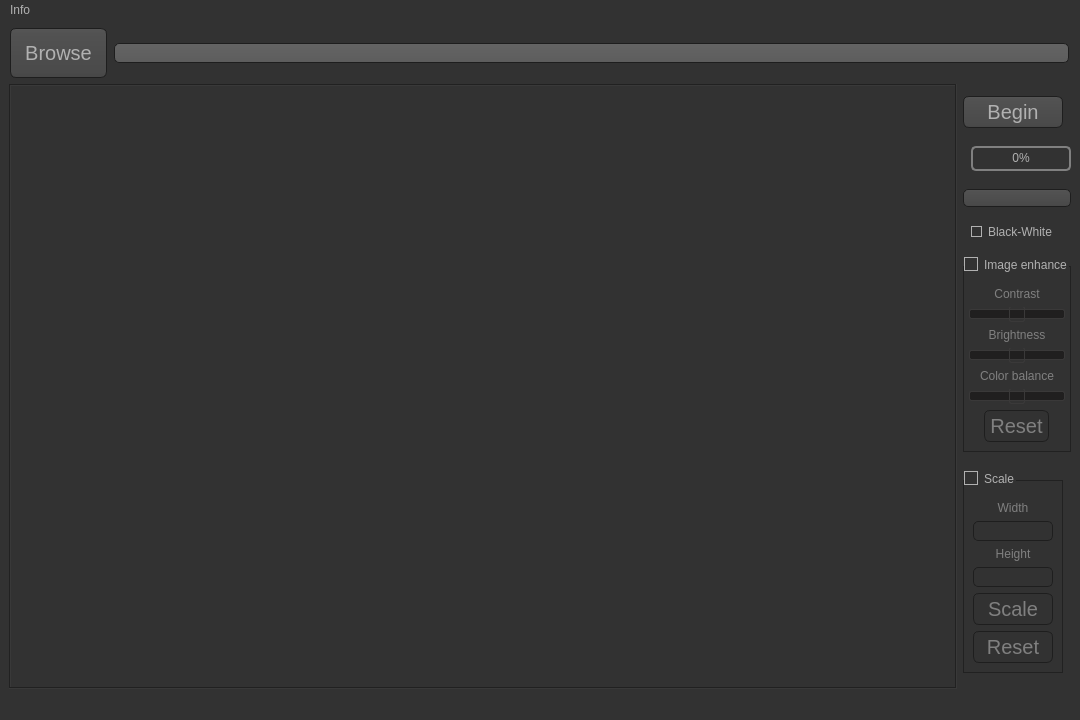
Paikerite/Text-finder, file text_finder_search.ui: the form before one commit.
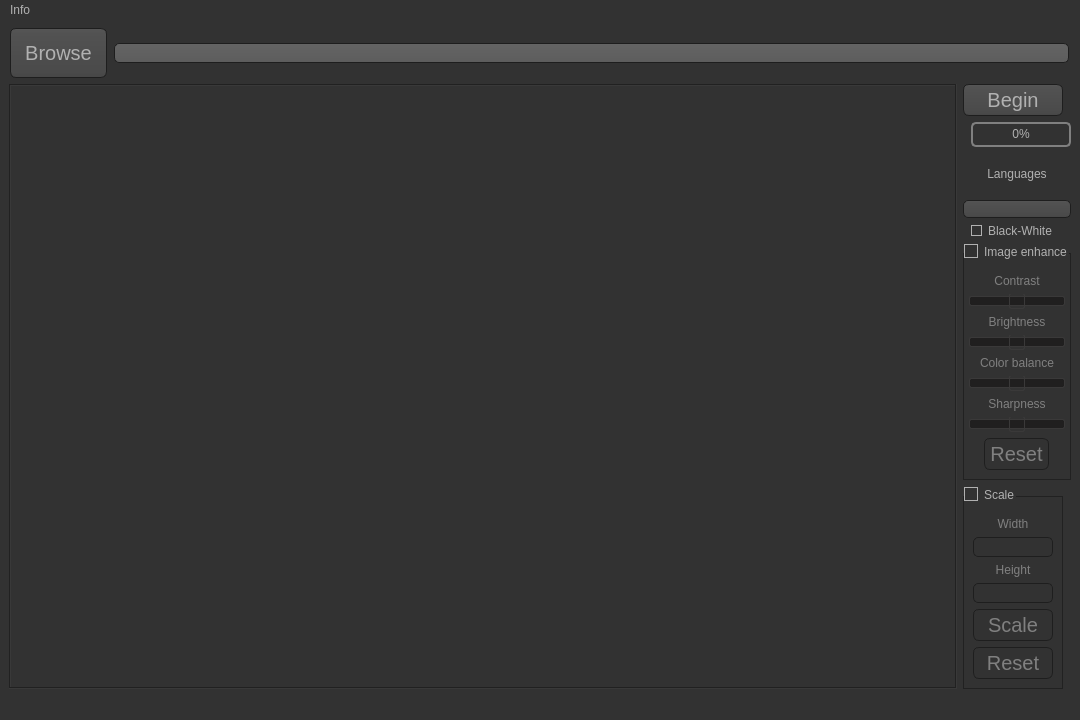
The form after the commit. Icons and pictures are not drawn.

Diff of the .ui file:
```diff
--- a/text_finder_search.ui
+++ b/text_finder_search.ui
@@ -797,6 +797,16 @@
           </property>
          </widget>
         </item>
+        <item>
+         <widget class="QLabel" name="label_for_language">
+          <property name="text">
+           <string>Languages</string>
+          </property>
+          <property name="alignment">
+           <set>Qt::AlignCenter</set>
+          </property>
+         </widget>
+        </item>
         <item>
          <widget class="QComboBox" name="comboBox">
           <property name="editable">
@@ -858,7 +868,10 @@
           <property name="checked">
            <bool>false</bool>
           </property>
-          <layout class="QVBoxLayout" name="verticalLayout_6">
+          <layout class="QVBoxLayout" name="verticalLayout_6" stretch="0,0,0,0,0,0,0,0,0">
+           <property name="sizeConstraint">
+            <enum>QLayout::SetDefaultConstraint</enum>
+           </property>
            <property name="leftMargin">
             <number>5</number>
            </property>
@@ -901,11 +914,14 @@
                <height>22</height>
               </size>
              </property>
+             <property name="minimum">
+              <number>-100</number>
+             </property>
              <property name="maximum">
-              <number>20</number>
+              <number>100</number>
              </property>
              <property name="value">
-              <number>10</number>
+              <number>0</number>
              </property>
              <property name="orientation">
               <enum>Qt::Horizontal</enum>
@@ -924,11 +940,14 @@
            </item>
            <item>
             <widget class="QSlider" name="horizontalSlider_brightness">
+             <property name="minimum">
+              <number>-100</number>
+             </property>
              <property name="maximum">
-              <number>20</number>
+              <number>100</number>
              </property>
              <property name="value">
-              <number>10</number>
+              <number>0</number>
              </property>
              <property name="orientation">
               <enum>Qt::Horizontal</enum>
@@ -947,11 +966,43 @@
            </item>
            <item>
             <widget class="QSlider" name="horizontalSlider_color_blalance">
+             <property name="minimum">
+              <number>-100</number>
+             </property>
              <property name="maximum">
-              <number>20</number>
+              <number>100</number>
              </property>
              <property name="value">
-              <number>10</number>
+              <number>0</number>
+             </property>
+             <property name="orientation">
+              <enum>Qt::Horizontal</enum>
+             </property>
+            </widget>
+           </item>
+           <item>
+            <widget class="QLabel" name="label_for_sharpness">
+             <property name="text">
+              <string>Sharpness</string>
+             </property>
+             <property name="textFormat">
+              <enum>Qt::AutoText</enum>
+             </property>
+             <property name="scaledContents">
+              <bool>false</bool>
+             </property>
+             <property name="alignment">
+              <set>Qt::AlignCenter</set>
+             </property>
+            </widget>
+           </item>
+           <item>
+            <widget class="QSlider" name="horizontalSlider_for_sharpness">
+             <property name="minimum">
+              <number>-100</number>
+             </property>
+             <property name="maximum">
+              <number>100</number>
              </property>
              <property name="orientation">
               <enum>Qt::Horizontal</enum>
@@ -961,7 +1012,7 @@
            <item alignment="Qt::AlignHCenter">
             <widget class="QPushButton" name="pushButton_Reset_enhance">
              <property name="sizePolicy">
-              <sizepolicy hsizetype="Minimum" vsizetype="Minimum">
+              <sizepolicy hsizetype="Fixed" vsizetype="Minimum">
                <horstretch>0</horstretch>
                <verstretch>0</verstretch>
               </sizepolicy>
```
Left out of the diff: 9 changed lines with no effect on the pictures.
